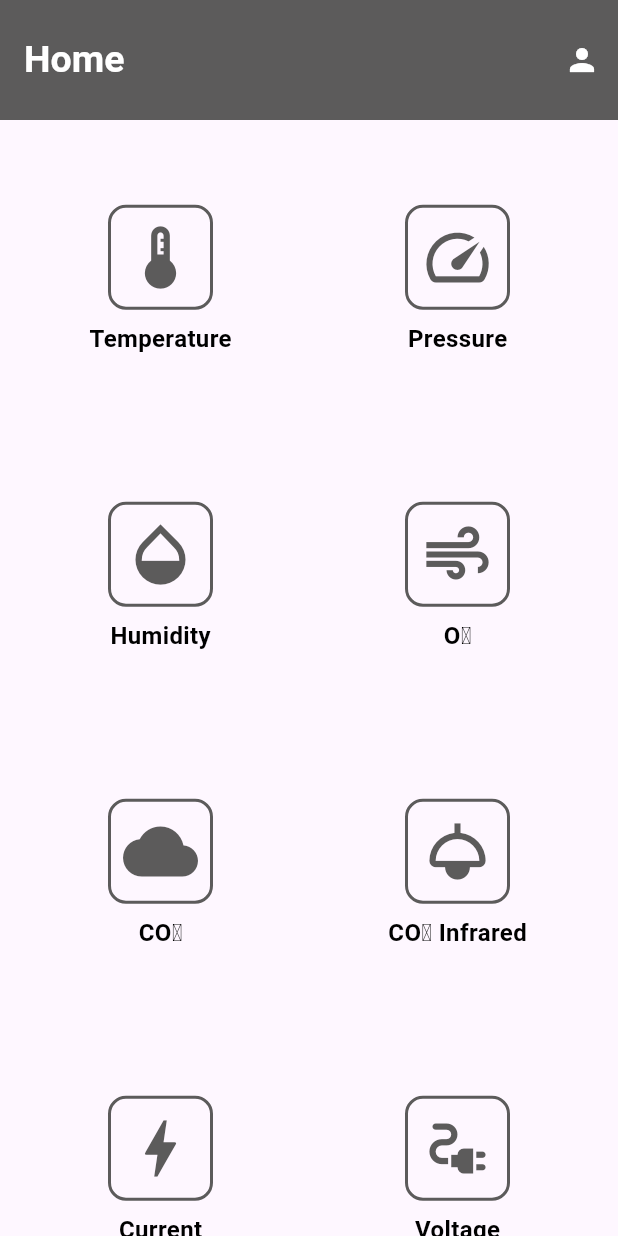
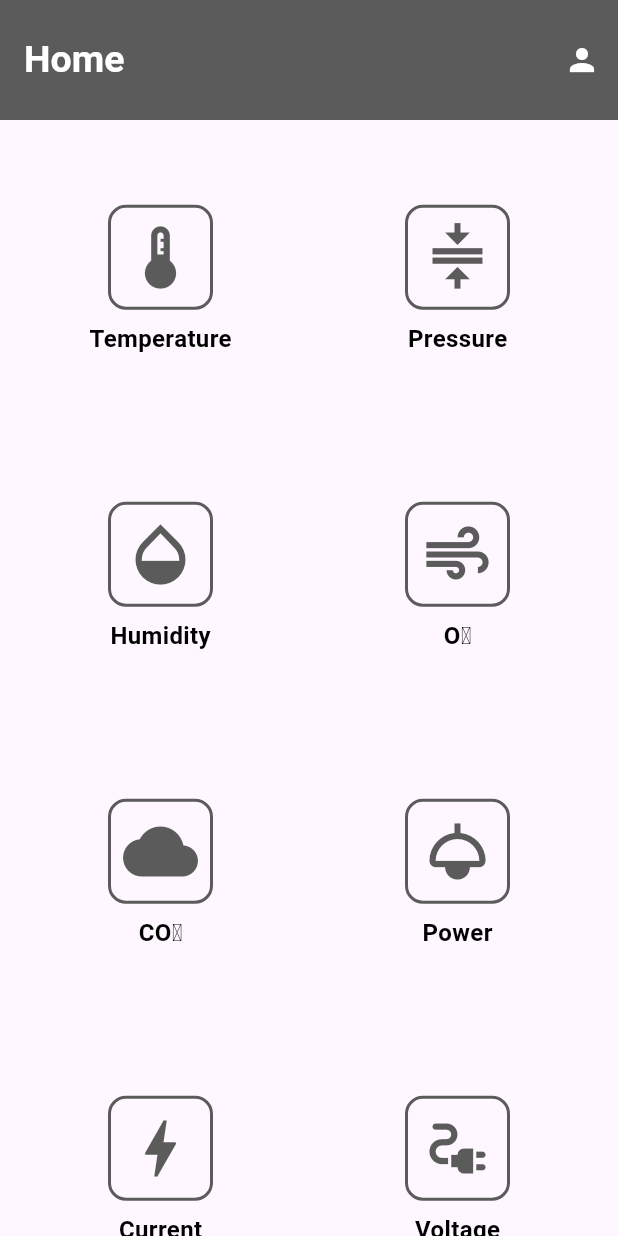
Before and after one commit to WenaHarle/Cold-Storage-Monitoring-INKA, a Flutter app: the screen it shows after launch, after a tap on "Sign In", on a phone screen of 412 x 824 dp. Run offline on Flutter 3.47's test engine with Material 3 defaults, Android fonts, the phone set to English and light mode, and no system bars; our stand-ins replace webview_flutter; network calls fail.

Commit message:
Merge remote-tracking branch 'origin/main'

```diff
--- a/lib/page/homePage.dart
+++ b/lib/page/homePage.dart
@@ -4,22 +4,24 @@ import 'pressurePage.dart';
 import 'HumidityPage.dart';
 import 'O2Page.dart';
 import 'CO2Page.dart';
-import 'CO2Infrared.dart';
+import 'powerPage.dart';
 import 'profilePage.dart';
 import 'currentPage.dart';
 import 'voltagePage.dart';
+import 'speedPage.dart';
 
 class HomePage extends StatelessWidget {
   // List of icons to be used for the buttons
   final List<IconData> icons = [
     Icons.thermostat,      // Represents Temperature
-    Icons.speed,           // Represents Pressure
+    Icons.compress_sharp,           // Represents Pressure
     Icons.opacity,         // Represents Humidity
     Icons.air,             // Represents O2
     Icons.cloud,           // Represents CO2
     Icons.light,           // Represents CO2 Infrared
     Icons.bolt,            // Represents Current
     Icons.electrical_services, // Represents Voltage
+    Icons.speed
   ];
 
   // List of texts corresponding to each button
@@ -29,9 +31,10 @@ class HomePage extends StatelessWidget {
     'Humidity',
     'O₂',
     'CO₂',
-    'CO₂ Infrared',
+    'Power',
     'Current',
     'Voltage',
+    'Speed',
   ];
 
   // List of corresponding actions for each button
@@ -70,7 +73,7 @@ class HomePage extends StatelessWidget {
       case 5:
         Navigator.push(
           context,
-          MaterialPageRoute(builder: (context) => CO2InfraredPage()),
+          MaterialPageRoute(builder: (context) => PowerPage()),
         );
         break;
       case 6:
@@ -85,6 +88,11 @@ class HomePage extends StatelessWidget {
           MaterialPageRoute(builder: (context) => VoltagePage()),
         );
         break;
+      case 8:
+        Navigator.push(
+          context,
+          MaterialPageRoute(builder: (context) => SpeedPage()),
+        );
     }
   }
 
--- a/lib/page/loginPage.dart
+++ b/lib/page/loginPage.dart
@@ -21,21 +21,22 @@ class _LoginPageState extends State<LoginPage> {
 
     return Scaffold(
       backgroundColor: isDarkMode ? Colors.black : Colors.white,
-      body: _page(isDarkMode),
+      body: SingleChildScrollView(
+        child: Container(
+          height: MediaQuery.of(context).size.height,
+          child: _page(isDarkMode),
+        ),
+      ),
     );
   }
 
   Widget _page(bool isDarkMode) {
-    return Container(
-      width: double.infinity,
-      height: double.infinity,
-      child: Column(
+    return Column(
       children: [
         Expanded(flex: 3, child: _logo(isDarkMode)),
         Expanded(flex: 4, child: _account(isDarkMode)),
-          _bottomImages(),
+        _bottomImages(isDarkMode),
       ],
-      ),
     );
   }
 
@@ -183,12 +184,23 @@ class _LoginPageState extends State<LoginPage> {
     );
   }
 
-  Widget _bottomImages() {
+  Widget _bottomImages(bool isDarkMode) {
     return Padding(
-      padding: const EdgeInsets.symmetric(vertical: 20.0),
+      padding: const EdgeInsets.symmetric(vertical: 10.0),
       child: Align(
         alignment: Alignment.bottomCenter,
-        child: Row(
+        child: Column(
+          mainAxisSize: MainAxisSize.min,
+          children: [
+            Text(
+              'Powered by:',
+              style: TextStyle(
+                fontSize: 16.0,
+                color: isDarkMode ? Colors.white : Colors.black,
+              ),
+            ),
+            SizedBox(height: 5.0),
+            Row(
               mainAxisAlignment: MainAxisAlignment.center,
               children: [
                 Image.asset(
@@ -204,6 +216,8 @@ class _LoginPageState extends State<LoginPage> {
                 ),
               ],
             ),
+          ],
+        ),
       ),
     );
   }
--- a/lib/page/CO2Page.dart
+++ b/lib/page/powerPage.dart
@@ -1,14 +1,14 @@
 import 'package:flutter/material.dart';
 import 'package:webview_flutter/webview_flutter.dart';
 
-class CO2Page extends StatelessWidget {
+class PowerPage extends StatelessWidget {
   @override
   Widget build(BuildContext context) {
     return Scaffold(
       appBar: AppBar(
         backgroundColor: Color(0xFF5C5B5B), // Keep AppBar background color
         title: Text(
-          'CO₂',
+          'CO₂ Infrared',
           style: TextStyle(
             color: Colors.white, // Set AppBar title color to white
           ),
--- a/lib/page/CO2Infrared.dart
+++ b/lib/page/speedPage.dart
@@ -1,14 +1,14 @@
 import 'package:flutter/material.dart';
 import 'package:webview_flutter/webview_flutter.dart';
 
-class CO2InfraredPage extends StatelessWidget {
+class SpeedPage extends StatelessWidget {
   @override
   Widget build(BuildContext context) {
     return Scaffold(
       appBar: AppBar(
         backgroundColor: Color(0xFF5C5B5B), // Keep AppBar background color
         title: Text(
-          'CO₂ Infrared',
+          'Current',
           style: TextStyle(
             color: Colors.white, // Set AppBar title color to white
           ),
```
Lines whose indentation alone changed are shown as unchanged.
